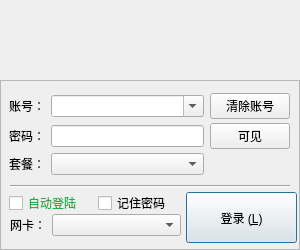
First picture: the form in client/forms/logindialog.ui, repository NSS-Studio/NDR_Client, before the edit.
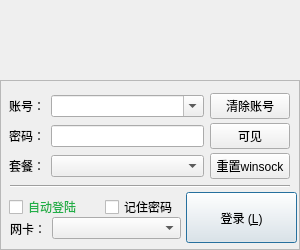
Second picture: the form after the edit. Icons and pictures are not drawn.

Commit message: 加入winsock重置

Patch:
```diff
--- a/client/forms/logindialog.ui
+++ b/client/forms/logindialog.ui
@@ -93,7 +93,7 @@
         <x>10</x>
         <y>132</y>
         <width>171</width>
-        <height>26</height>
+        <height>33</height>
        </rect>
       </property>
       <layout class="QHBoxLayout" name="horizontalLayout_2">
@@ -127,7 +127,7 @@
         <x>9</x>
         <y>9</y>
         <width>281</width>
-        <height>91</height>
+        <height>95</height>
        </rect>
       </property>
       <layout class="QGridLayout" name="gridLayout">
@@ -265,6 +265,13 @@
          </property>
         </widget>
        </item>
+       <item row="6" column="2">
+        <widget class="QPushButton" name="btnWinsockReset">
+         <property name="text">
+          <string>重置winsock</string>
+         </property>
+        </widget>
+       </item>
       </layout>
      </widget>
      <widget class="Line" name="line">
@@ -280,13 +287,13 @@
        <enum>Qt::Horizontal</enum>
       </property>
      </widget>
-     <widget class="QWidget" name="">
+     <widget class="QWidget" name="layoutWidget">
       <property name="geometry">
        <rect>
         <x>9</x>
         <y>113</y>
-        <width>171</width>
-        <height>20</height>
+        <width>186</width>
+        <height>28</height>
        </rect>
       </property>
       <layout class="QHBoxLayout" name="horizontalLayout">
```
The commit also changes 3 other files.
